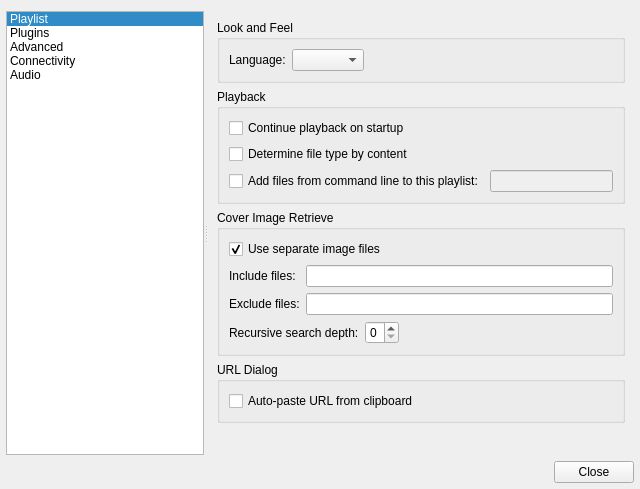
First picture: the form in src/qmmpui/forms/configdialog.ui, repository ksv1986/qmmp-staging, before the edit.
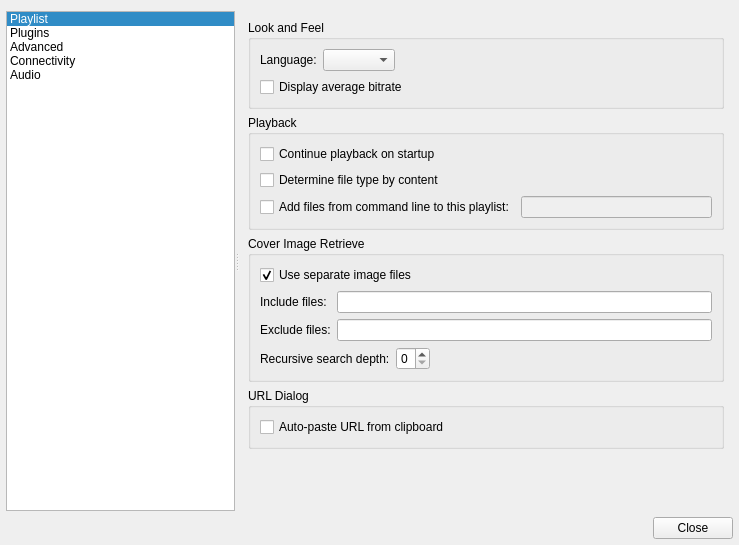
Second picture: the form after the edit. The open tabs and pages were chosen to show the change. Icons and pictures are not drawn.

Commit message: feature to display average bitrate (#1032)

Diff of the .ui file:
```diff
--- a/src/qmmpui/forms/configdialog.ui
+++ b/src/qmmpui/forms/configdialog.ui
@@ -6,8 +6,8 @@
    <rect>
     <x>0</x>
     <y>0</y>
-    <width>640</width>
-    <height>489</height>
+    <width>739</width>
+    <height>545</height>
    </rect>
   </property>
   <property name="windowTitle">
@@ -341,15 +341,15 @@
           <property name="title">
            <string>Look and Feel</string>
           </property>
-          <layout class="QHBoxLayout" name="horizontalLayout">
-           <item>
+          <layout class="QGridLayout" name="gridLayout_2">
+           <item row="0" column="0">
             <widget class="QLabel" name="label_10">
              <property name="text">
               <string>Language:</string>
              </property>
             </widget>
            </item>
-           <item>
+           <item row="0" column="1">
             <widget class="QComboBox" name="langComboBox">
              <property name="sizePolicy">
               <sizepolicy hsizetype="Preferred" vsizetype="Fixed">
@@ -359,7 +359,7 @@
              </property>
             </widget>
            </item>
-           <item>
+           <item row="0" column="2">
             <spacer name="horizontalSpacer_2">
              <property name="orientation">
               <enum>Qt::Horizontal</enum>
@@ -375,6 +375,13 @@
              </property>
             </spacer>
            </item>
+           <item row="1" column="0" colspan="3">
+            <widget class="QCheckBox" name="abrCheckBox">
+             <property name="text">
+              <string>Display average bitrate</string>
+             </property>
+            </widget>
+           </item>
           </layout>
          </widget>
         </item>
```
The commit also changes 5 other files.
